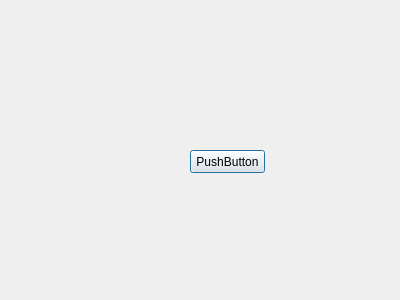
Old version of the form output.ui in the repository nicotrozzo/elmejorfrontendever.
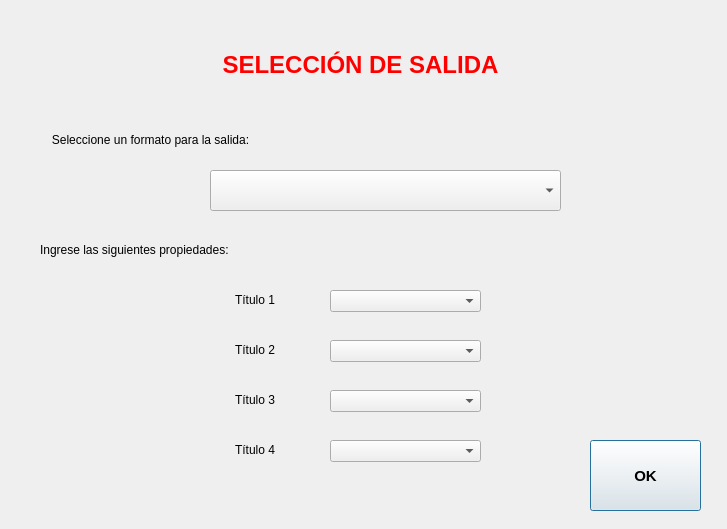
New version of the form.

The edit to the form file:
```diff
--- a/output.ui
+++ b/output.ui
@@ -6,24 +6,206 @@
    <rect>
     <x>0</x>
     <y>0</y>
-    <width>400</width>
-    <height>300</height>
+    <width>727</width>
+    <height>529</height>
    </rect>
   </property>
   <property name="windowTitle">
    <string>Dialog</string>
   </property>
+  <property name="autoFillBackground">
+   <bool>false</bool>
+  </property>
+  <widget class="QLabel" name="label">
+   <property name="geometry">
+    <rect>
+     <x>0</x>
+     <y>20</y>
+     <width>721</width>
+     <height>91</height>
+    </rect>
+   </property>
+   <property name="font">
+    <font>
+     <pointsize>18</pointsize>
+     <weight>75</weight>
+     <bold>true</bold>
+    </font>
+   </property>
+   <property name="text">
+    <string>&lt;html&gt;&lt;head/&gt;&lt;body&gt;&lt;p&gt;&lt;span style=&quot; color:#ff0000;&quot;&gt;SELECCIÓN DE SALIDA&lt;/span&gt;&lt;/p&gt;&lt;/body&gt;&lt;/html&gt;</string>
+   </property>
+   <property name="textFormat">
+    <enum>Qt::AutoText</enum>
+   </property>
+   <property name="alignment">
+    <set>Qt::AlignCenter</set>
+   </property>
+  </widget>
+  <widget class="QComboBox" name="outputComboBox">
+   <property name="geometry">
+    <rect>
+     <x>210</x>
+     <y>170</y>
+     <width>351</width>
+     <height>41</height>
+    </rect>
+   </property>
+  </widget>
+  <widget class="QLabel" name="labelOutputComboBox">
+   <property name="geometry">
+    <rect>
+     <x>40</x>
+     <y>130</y>
+     <width>221</width>
+     <height>20</height>
+    </rect>
+   </property>
+   <property name="text">
+    <string>Seleccione un formato para la salida:</string>
+   </property>
+   <property name="alignment">
+    <set>Qt::AlignCenter</set>
+   </property>
+  </widget>
+  <widget class="QLabel" name="label_2">
+   <property name="geometry">
+    <rect>
+     <x>40</x>
+     <y>240</y>
+     <width>221</width>
+     <height>20</height>
+    </rect>
+   </property>
+   <property name="text">
+    <string>Ingrese las siguientes propiedades:</string>
+   </property>
+  </widget>
+  <widget class="QLabel" name="titleProperty1">
+   <property name="geometry">
+    <rect>
+     <x>64</x>
+     <y>290</y>
+     <width>211</width>
+     <height>20</height>
+    </rect>
+   </property>
+   <property name="text">
+    <string>Título 1</string>
+   </property>
+   <property name="alignment">
+    <set>Qt::AlignRight|Qt::AlignTrailing|Qt::AlignVCenter</set>
+   </property>
+  </widget>
+  <widget class="QLabel" name="titleProperty2">
+   <property name="geometry">
+    <rect>
+     <x>64</x>
+     <y>340</y>
+     <width>211</width>
+     <height>20</height>
+    </rect>
+   </property>
+   <property name="text">
+    <string>Título 2</string>
+   </property>
+   <property name="alignment">
+    <set>Qt::AlignRight|Qt::AlignTrailing|Qt::AlignVCenter</set>
+   </property>
+  </widget>
+  <widget class="QLabel" name="titleProperty3">
+   <property name="geometry">
+    <rect>
+     <x>64</x>
+     <y>390</y>
+     <width>211</width>
+     <height>20</height>
+    </rect>
+   </property>
+   <property name="text">
+    <string>Título 3</string>
+   </property>
+   <property name="alignment">
+    <set>Qt::AlignRight|Qt::AlignTrailing|Qt::AlignVCenter</set>
+   </property>
+  </widget>
+  <widget class="QLabel" name="titleProperty4">
+   <property name="geometry">
+    <rect>
+     <x>64</x>
+     <y>440</y>
+     <width>211</width>
+     <height>20</height>
+    </rect>
+   </property>
+   <property name="text">
+    <string>Título 4</string>
+   </property>
+   <property name="alignment">
+    <set>Qt::AlignRight|Qt::AlignTrailing|Qt::AlignVCenter</set>
+   </property>
+  </widget>
   <widget class="QPushButton" name="okButton">
    <property name="geometry">
     <rect>
-     <x>190</x>
-     <y>150</y>
-     <width>75</width>
-     <height>23</height>
+     <x>590</x>
+     <y>440</y>
+     <width>111</width>
+     <height>71</height>
     </rect>
    </property>
+   <property name="font">
+    <font>
+     <pointsize>11</pointsize>
+     <weight>75</weight>
+     <bold>true</bold>
+    </font>
+   </property>
+   <property name="autoFillBackground">
+    <bool>false</bool>
+   </property>
    <property name="text">
-    <string>PushButton</string>
+    <string>OK</string>
+   </property>
+  </widget>
+  <widget class="QComboBox" name="comboProperty1">
+   <property name="geometry">
+    <rect>
+     <x>330</x>
+     <y>290</y>
+     <width>151</width>
+     <height>22</height>
+    </rect>
+   </property>
+  </widget>
+  <widget class="QComboBox" name="comboProperty2">
+   <property name="geometry">
+    <rect>
+     <x>330</x>
+     <y>340</y>
+     <width>151</width>
+     <height>22</height>
+    </rect>
+   </property>
+  </widget>
+  <widget class="QComboBox" name="comboProperty3">
+   <property name="geometry">
+    <rect>
+     <x>330</x>
+     <y>390</y>
+     <width>151</width>
+     <height>22</height>
+    </rect>
+   </property>
+  </widget>
+  <widget class="QComboBox" name="comboProperty4">
+   <property name="geometry">
+    <rect>
+     <x>330</x>
+     <y>440</y>
+     <width>151</width>
+     <height>22</height>
+    </rect>
    </property>
   </widget>
  </widget>
```
